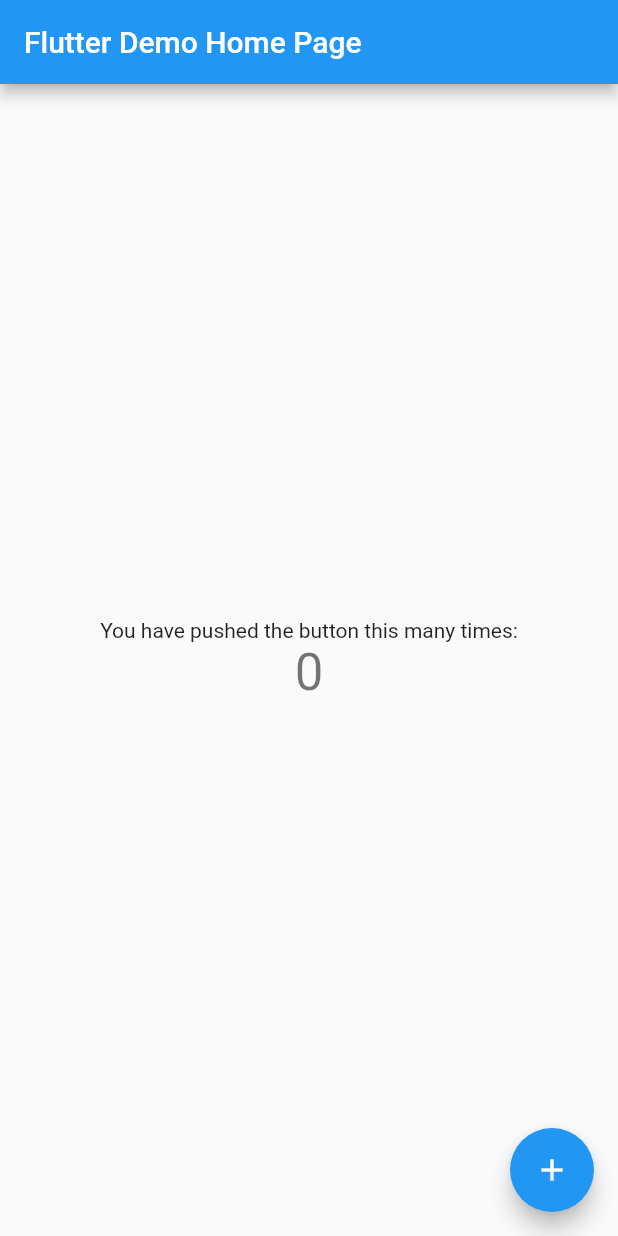
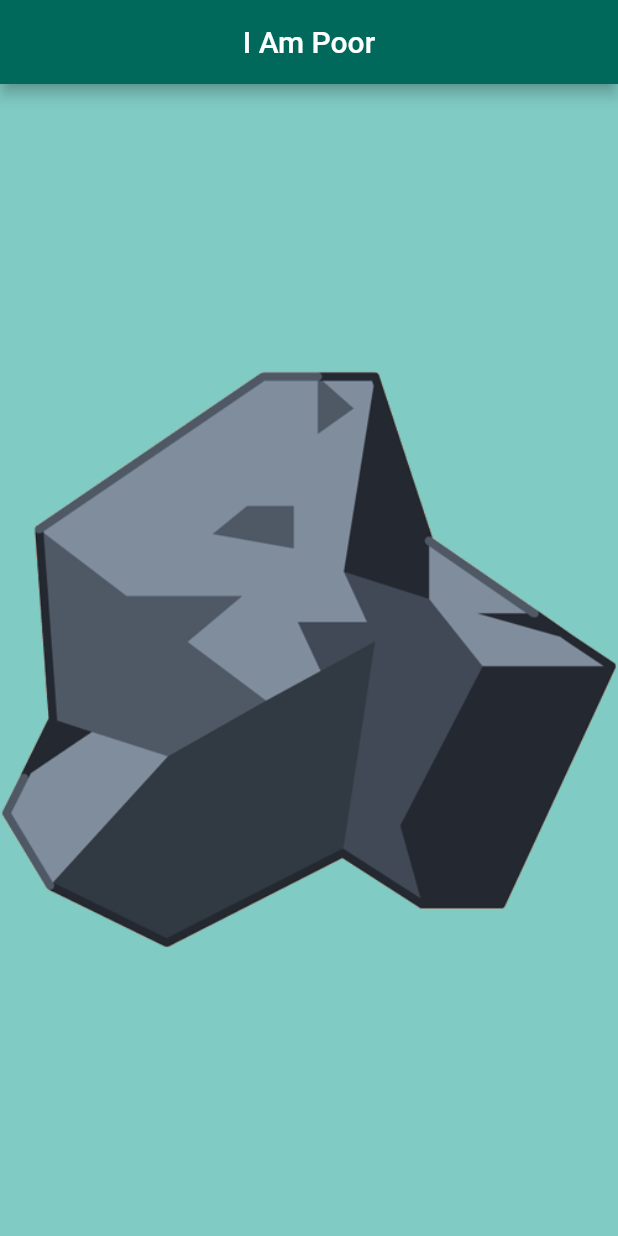
Before and after one commit to runcycle/i_am_poor, a Flutter app: the screen it shows after launch, on a phone screen of 412 x 824 dp. Run offline on Flutter 3.47's test engine with Material 2 defaults, Android fonts, the phone set to English and light mode, and no system bars.

Commit message:
Finished challenge

```diff
--- a/lib/main.dart
+++ b/lib/main.dart
@@ -1,111 +1,20 @@
 import 'package:flutter/material.dart';
 
-void main() => runApp(MyApp());
-
-class MyApp extends StatelessWidget {
-  // This widget is the root of your application.
-  @override
-  Widget build(BuildContext context) {
-    return MaterialApp(
-      title: 'Flutter Demo',
-      theme: ThemeData(
-        // This is the theme of your application.
-        //
-        // Try running your application with "flutter run". You'll see the
-        // application has a blue toolbar. Then, without quitting the app, try
-        // changing the primarySwatch below to Colors.green and then invoke
-        // "hot reload" (press "r" in the console where you ran "flutter run",
-        // or simply save your changes to "hot reload" in a Flutter IDE).
-        // Notice that the counter didn't reset back to zero; the application
-        // is not restarted.
-        primarySwatch: Colors.blue,
+void main() => runApp(
+  MaterialApp(
+    home: Scaffold(
+      appBar: AppBar(
+        title: Center(
+          child: Text('I Am Poor'),
+          ),
+          backgroundColor: Colors.teal[800],
+        ),
+        backgroundColor: Colors.teal[200],
+        body: Center(
+          child: Image(
+            image: AssetImage('images/coal.png'),
+          )
+        )
       ),
-      home: MyHomePage(title: 'Flutter Demo Home Page'),
-    );
-  }
-}
-
-class MyHomePage extends StatefulWidget {
-  MyHomePage({Key key, this.title}) : super(key: key);
-
-  // This widget is the home page of your application. It is stateful, meaning
-  // that it has a State object (defined below) that contains fields that affect
-  // how it looks.
-
-  // This class is the configuration for the state. It holds the values (in this
-  // case the title) provided by the parent (in this case the App widget) and
-  // used by the build method of the State. Fields in a Widget subclass are
-  // always marked "final".
-
-  final String title;
-
-  @override
-  _MyHomePageState createState() => _MyHomePageState();
-}
-
-class _MyHomePageState extends State<MyHomePage> {
-  int _counter = 0;
-
-  void _incrementCounter() {
-    setState(() {
-      // This call to setState tells the Flutter framework that something has
-      // changed in this State, which causes it to rerun the build method below
-      // so that the display can reflect the updated values. If we changed
-      // _counter without calling setState(), then the build method would not be
-      // called again, and so nothing would appear to happen.
-      _counter++;
-    });
-  }
-
-  @override
-  Widget build(BuildContext context) {
-    // This method is rerun every time setState is called, for instance as done
-    // by the _incrementCounter method above.
-    //
-    // The Flutter framework has been optimized to make rerunning build methods
-    // fast, so that you can just rebuild anything that needs updating rather
-    // than having to individually change instances of widgets.
-    return Scaffold(
-      appBar: AppBar(
-        // Here we take the value from the MyHomePage object that was created by
-        // the App.build method, and use it to set our appbar title.
-        title: Text(widget.title),
-      ),
-      body: Center(
-        // Center is a layout widget. It takes a single child and positions it
-        // in the middle of the parent.
-        child: Column(
-          // Column is also layout widget. It takes a list of children and
-          // arranges them vertically. By default, it sizes itself to fit its
-          // children horizontally, and tries to be as tall as its parent.
-          //
-          // Invoke "debug painting" (press "p" in the console, choose the
-          // "Toggle Debug Paint" action from the Flutter Inspector in Android
-          // Studio, or the "Toggle Debug Paint" command in Visual Studio Code)
-          // to see the wireframe for each widget.
-          //
-          // Column has various properties to control how it sizes itself and
-          // how it positions its children. Here we use mainAxisAlignment to
-          // center the children vertically; the main axis here is the vertical
-          // axis because Columns are vertical (the cross axis would be
-          // horizontal).
-          mainAxisAlignment: MainAxisAlignment.center,
-          children: <Widget>[
-            Text(
-              'You have pushed the button this many times:',
-            ),
-            Text(
-              '$_counter',
-              style: Theme.of(context).textTheme.display1,
-            ),
-          ],
-        ),
-      ),
-      floatingActionButton: FloatingActionButton(
-        onPressed: _incrementCounter,
-        tooltip: 'Increment',
-        child: Icon(Icons.add),
-      ), // This trailing comma makes auto-formatting nicer for build methods.
-    );
-  }
-}
+    ),
+  );
```
Also changed, not shown: pubspec.yaml (+2 -52 lines), images/coal.png (added).
